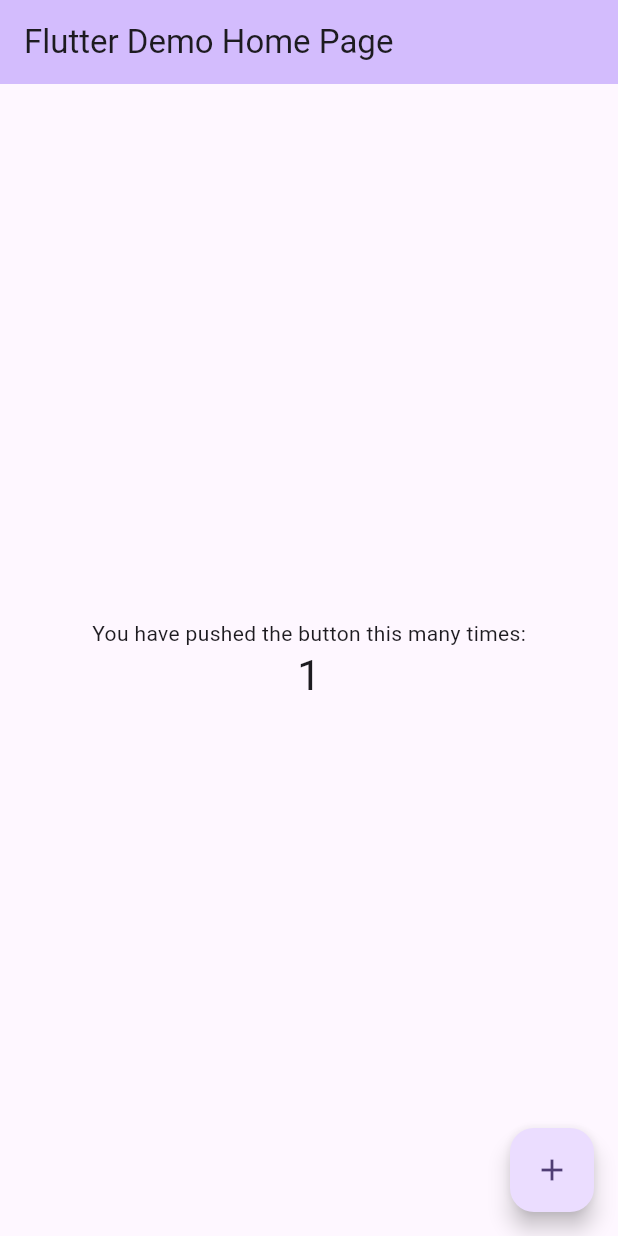
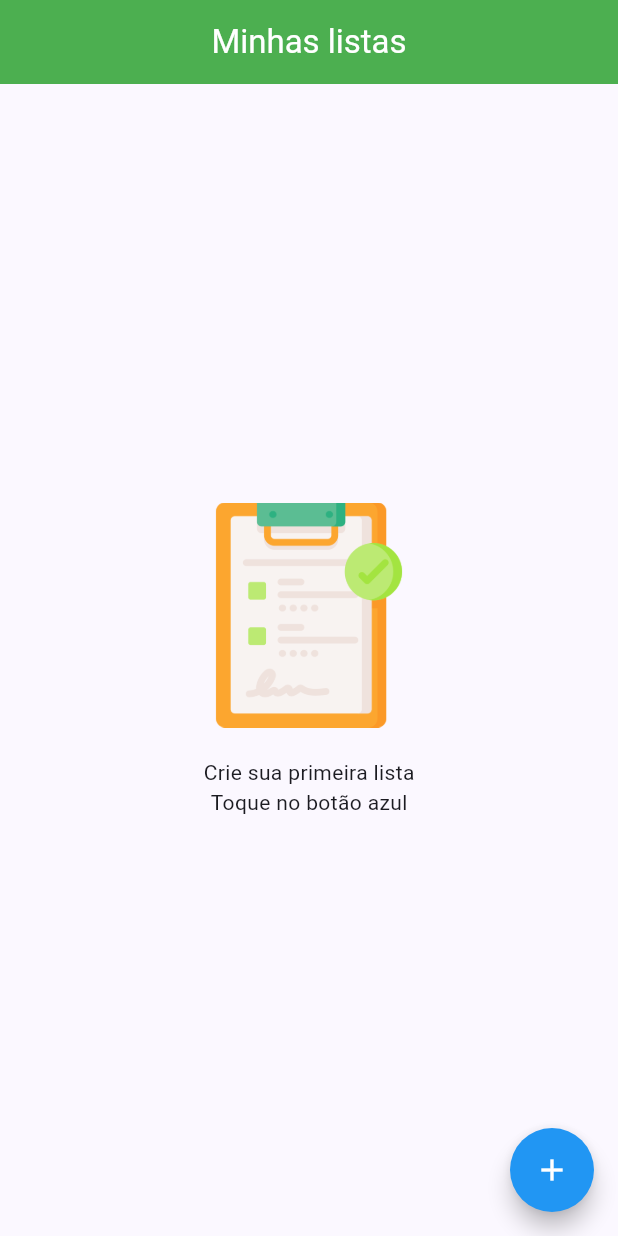
Before and after one commit to Leokrindges/lista_de_compras, a Flutter app: the screen it shows after launch, after a tap on the "add" icon, on a phone screen of 412 x 824 dp. Run offline on Flutter 3.47's test engine with Material 3 defaults, Android fonts, the phone set to English and light mode, and no system bars.

Commit message:
feat: add ShoppingListPage with basic UI layout and floating action button

```diff
--- a/lib/main.dart
+++ b/lib/main.dart
@@ -1,4 +1,5 @@
 import 'package:flutter/material.dart';
+import 'package:lista_de_compras/pages/shopping_list.page.dart';
 
 void main() {
   runApp(const MyApp());
@@ -7,116 +8,29 @@ void main() {
 class MyApp extends StatelessWidget {
   const MyApp({super.key});
 
-  // This widget is the root of your application.
   @override
   Widget build(BuildContext context) {
     return MaterialApp(
       title: 'Flutter Demo',
       theme: ThemeData(
-        // This is the theme of your application.
-        //
-        // TRY THIS: Try running your application with "flutter run". You'll see
-        // the application has a purple toolbar. Then, without quitting the app,
-        // try changing the seedColor in the colorScheme below to Colors.green
-        // and then invoke "hot reload" (save your changes or press the "hot
-        // reload" button in a Flutter-supported IDE, or press "r" if you used
-        // the command line to start the app).
-        //
-        // Notice that the counter didn't reset back to zero; the application
-        // state is not lost during the reload. To reset the state, use hot
-        // restart instead.
-        //
-        // This works for code too, not just values: Most code changes can be
-        // tested with just a hot reload.
-        colorScheme: ColorScheme.fromSeed(seedColor: Colors.deepPurple),
+        colorScheme: ColorScheme.fromSeed(seedColor: Colors.indigo),
+        appBarTheme: AppBarTheme(
+          backgroundColor: Colors.green,
+          foregroundColor: Colors.white,
+        ),
+        floatingActionButtonTheme: FloatingActionButtonThemeData(
+          backgroundColor: Colors.blue,
+          foregroundColor: Colors.white,
+        ),
+        elevatedButtonTheme: ElevatedButtonThemeData(
+          style: ElevatedButton.styleFrom(
+            backgroundColor: Colors.blue,
+            foregroundColor: Colors.white,
+          ),
+        ),
       ),
-      home: const MyHomePage(title: 'Flutter Demo Home Page'),
+      home: const ShoppingListPage(),
+      debugShowCheckedModeBanner: false,
     );
   }
 }
-
-class MyHomePage extends StatefulWidget {
-  const MyHomePage({super.key, required this.title});
-
-  // This widget is the home page of your application. It is stateful, meaning
-  // that it has a State object (defined below) that contains fields that affect
-  // how it looks.
-
-  // This class is the configuration for the state. It holds the values (in this
-  // case the title) provided by the parent (in this case the App widget) and
-  // used by the build method of the State. Fields in a Widget subclass are
-  // always marked "final".
-
-  final String title;
-
-  @override
-  State<MyHomePage> createState() => _MyHomePageState();
-}
-
-class _MyHomePageState extends State<MyHomePage> {
-  int _counter = 0;
-
-  void _incrementCounter() {
-    setState(() {
-      // This call to setState tells the Flutter framework that something has
-      // changed in this State, which causes it to rerun the build method below
-      // so that the display can reflect the updated values. If we changed
-      // _counter without calling setState(), then the build method would not be
-      // called again, and so nothing would appear to happen.
-      _counter++;
-    });
-  }
-
-  @override
-  Widget build(BuildContext context) {
-    // This method is rerun every time setState is called, for instance as done
-    // by the _incrementCounter method above.
-    //
-    // The Flutter framework has been optimized to make rerunning build methods
-    // fast, so that you can just rebuild anything that needs updating rather
-    // than having to individually change instances of widgets.
-    return Scaffold(
-      appBar: AppBar(
-        // TRY THIS: Try changing the color here to a specific color (to
-        // Colors.amber, perhaps?) and trigger a hot reload to see the AppBar
-        // change color while the other colors stay the same.
-        backgroundColor: Theme.of(context).colorScheme.inversePrimary,
-        // Here we take the value from the MyHomePage object that was created by
-        // the App.build method, and use it to set our appbar title.
-        title: Text(widget.title),
-      ),
-      body: Center(
-        // Center is a layout widget. It takes a single child and positions it
-        // in the middle of the parent.
-        child: Column(
-          // Column is also a layout widget. It takes a list of children and
-          // arranges them vertically. By default, it sizes itself to fit its
-          // children horizontally, and tries to be as tall as its parent.
-          //
-          // Column has various properties to control how it sizes itself and
-          // how it positions its children. Here we use mainAxisAlignment to
-          // center the children vertically; the main axis here is the vertical
-          // axis because Columns are vertical (the cross axis would be
-          // horizontal).
-          //
-          // TRY THIS: Invoke "debug painting" (choose the "Toggle Debug Paint"
-          // action in the IDE, or press "p" in the console), to see the
-          // wireframe for each widget.
-          mainAxisAlignment: MainAxisAlignment.center,
-          children: <Widget>[
-            const Text('You have pushed the button this many times:'),
-            Text(
-              '$_counter',
-              style: Theme.of(context).textTheme.headlineMedium,
-            ),
-          ],
-        ),
-      ),
-      floatingActionButton: FloatingActionButton(
-        onPressed: _incrementCounter,
-        tooltip: 'Increment',
-        child: const Icon(Icons.add),
-      ), // This trailing comma makes auto-formatting nicer for build methods.
-    );
-  }
-}
--- /dev/null
+++ b/lib/pages/shopping_list.page.dart
@@ -0,0 +1,34 @@
+import 'package:flutter/material.dart';
+
+class ShoppingListPage extends StatelessWidget {
+  const ShoppingListPage({super.key});
+
+  @override
+  Widget build(BuildContext context) {
+    return Scaffold(
+      appBar: AppBar(title: Text('Minhas listas'), centerTitle: true),
+      floatingActionButton: FloatingActionButton(
+        onPressed: () {},
+        shape: RoundedRectangleBorder(borderRadius: BorderRadius.circular(99)),
+        child: Icon(Icons.add),
+      ),
+      body: Padding(
+        padding: const EdgeInsets.all(16.0),
+        child: Column(
+          mainAxisAlignment: MainAxisAlignment.center,
+          crossAxisAlignment: CrossAxisAlignment.stretch,
+          children: [
+            Image.asset(
+              'assets/images/lista-de-compras.png',
+              width: 150,
+              height: 150,
+            ),
+            SizedBox(height: 20),
+            Center(child: Text('Crie sua primeira lista')),
+            Center(child: Text('Toque no botão azul')),
+          ],
+        ),
+      ),
+    );
+  }
+}
--- a/pubspec.yaml
+++ b/pubspec.yaml
@@ -58,9 +58,8 @@ flutter:
   uses-material-design: true
 
   # To add assets to your application, add an assets section, like this:
-  # assets:
-  #   - images/a_dot_burr.jpeg
-  #   - images/a_dot_ham.jpeg
+  assets:
+    - assets/images/
 
   # An image asset can refer to one or more resolution-specific "variants", see
   # https://flutter.dev/to/resolution-aware-images
```
Also changed, not shown: assets/images/lista-de-compras.png (added).
